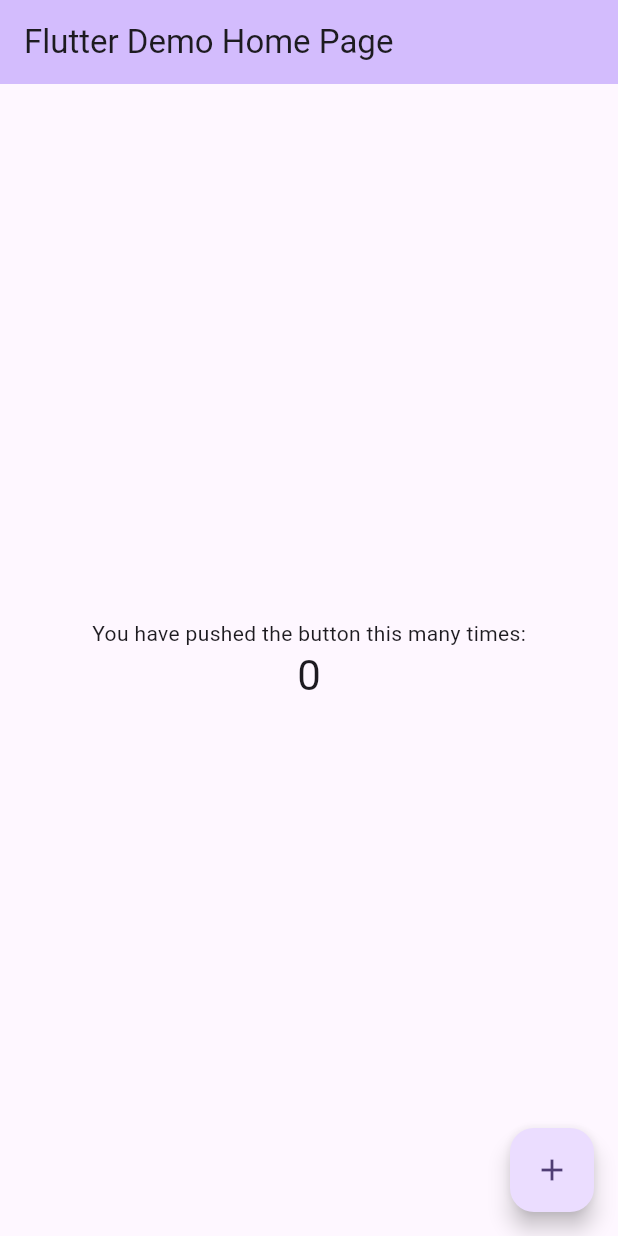
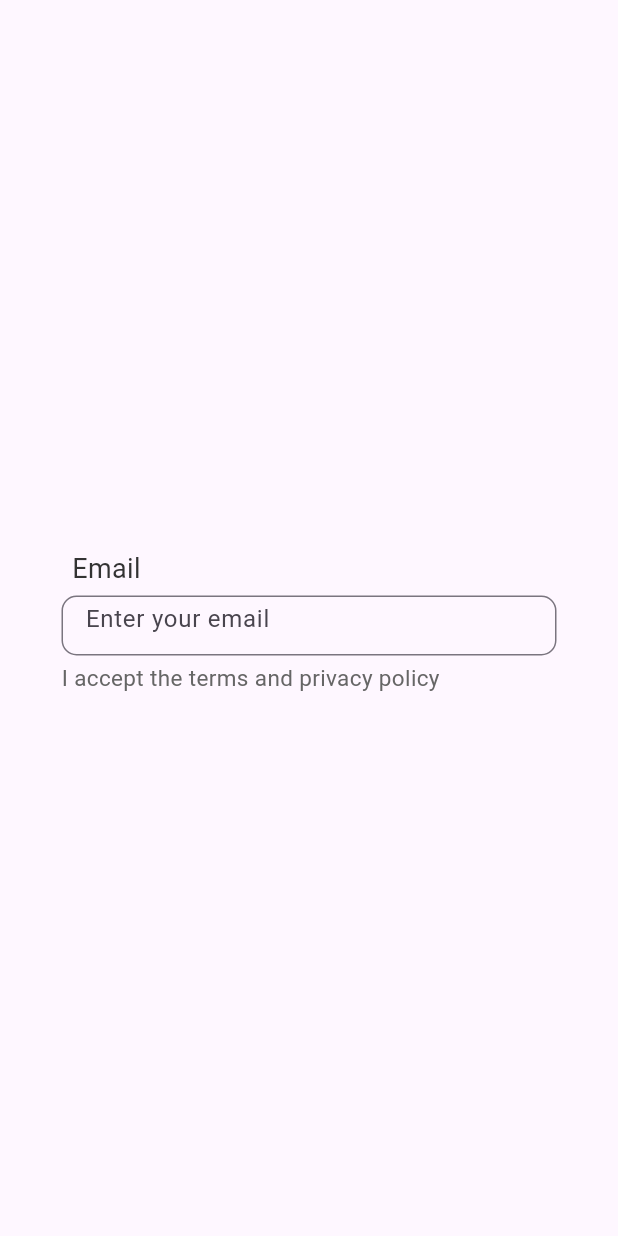
Before and after one commit to Khadidjabahfir/dayAs, a Flutter app: the screen it shows after launch, on a phone screen of 412 x 824 dp. Run offline on Flutter 3.47's test engine with Material 3 defaults, Android fonts, the phone set to English and light mode, and no system bars.

Commit message:
added some initial widgets

```diff
--- a/lib/main.dart
+++ b/lib/main.dart
@@ -1,3 +1,6 @@
+import 'package:dayas/widget/highlighted_subtitle.dart';
+import 'package:dayas/widget/input.dart';
+import 'package:dayas/widget/subtile.dart';
 import 'package:flutter/material.dart';
 
 void main() {
@@ -6,28 +9,11 @@ void main() {
 
 class MyApp extends StatelessWidget {
   const MyApp({super.key});
-
-  // This widget is the root of your application.
   @override
   Widget build(BuildContext context) {
     return MaterialApp(
       title: 'Flutter Demo',
       theme: ThemeData(
-        // This is the theme of your application.
-        //
-        // TRY THIS: Try running your application with "flutter run". You'll see
-        // the application has a purple toolbar. Then, without quitting the app,
-        // try changing the seedColor in the colorScheme below to Colors.green
-        // and then invoke "hot reload" (save your changes or press the "hot
-        // reload" button in a Flutter-supported IDE, or press "r" if you used
-        // the command line to start the app).
-        //
-        // Notice that the counter didn't reset back to zero; the application
-        // state is not lost during the reload. To reset the state, use hot
-        // restart instead.
-        //
-        // This works for code too, not just values: Most code changes can be
-        // tested with just a hot reload.
         colorScheme: ColorScheme.fromSeed(seedColor: Colors.deepPurple),
       ),
       home: const MyHomePage(title: 'Flutter Demo Home Page'),
@@ -37,16 +23,6 @@ class MyApp extends StatelessWidget {
 
 class MyHomePage extends StatefulWidget {
   const MyHomePage({super.key, required this.title});
-
-  // This widget is the home page of your application. It is stateful, meaning
-  // that it has a State object (defined below) that contains fields that affect
-  // how it looks.
-
-  // This class is the configuration for the state. It holds the values (in this
-  // case the title) provided by the parent (in this case the App widget) and
-  // used by the build method of the State. Fields in a Widget subclass are
-  // always marked "final".
-
   final String title;
 
   @override
@@ -54,69 +30,23 @@ class MyHomePage extends StatefulWidget {
 }
 
 class _MyHomePageState extends State<MyHomePage> {
-  int _counter = 0;
-
-  void _incrementCounter() {
-    setState(() {
-      // This call to setState tells the Flutter framework that something has
-      // changed in this State, which causes it to rerun the build method below
-      // so that the display can reflect the updated values. If we changed
-      // _counter without calling setState(), then the build method would not be
-      // called again, and so nothing would appear to happen.
-      _counter++;
-    });
-  }
 
   @override
   Widget build(BuildContext context) {
-    // This method is rerun every time setState is called, for instance as done
-    // by the _incrementCounter method above.
-    //
-    // The Flutter framework has been optimized to make rerunning build methods
-    // fast, so that you can just rebuild anything that needs updating rather
-    // than having to individually change instances of widgets.
+
     return Scaffold(
-      appBar: AppBar(
-        // TRY THIS: Try changing the color here to a specific color (to
-        // Colors.amber, perhaps?) and trigger a hot reload to see the AppBar
-        // change color while the other colors stay the same.
-        backgroundColor: Theme.of(context).colorScheme.inversePrimary,
-        // Here we take the value from the MyHomePage object that was created by
-        // the App.build method, and use it to set our appbar title.
-        title: Text(widget.title),
-      ),
-      body: Center(
-        // Center is a layout widget. It takes a single child and positions it
-        // in the middle of the parent.
-        child: Column(
-          // Column is also a layout widget. It takes a list of children and
-          // arranges them vertically. By default, it sizes itself to fit its
-          // children horizontally, and tries to be as tall as its parent.
-          //
-          // Column has various properties to control how it sizes itself and
-          // how it positions its children. Here we use mainAxisAlignment to
-          // center the children vertically; the main axis here is the vertical
-          // axis because Columns are vertical (the cross axis would be
-          // horizontal).
-          //
-          // TRY THIS: Invoke "debug painting" (choose the "Toggle Debug Paint"
-          // action in the IDE, or press "p" in the console), to see the
-          // wireframe for each widget.
-          mainAxisAlignment: MainAxisAlignment.center,
-          children: <Widget>[
-            const Text('You have pushed the button this many times:'),
-            Text(
-              '$_counter',
-              style: Theme.of(context).textTheme.headlineMedium,
-            ),
-          ],
-        ),
-      ),
-      floatingActionButton: FloatingActionButton(
-        onPressed: _incrementCounter,
-        tooltip: 'Increment',
-        child: const Icon(Icons.add),
-      ), // This trailing comma makes auto-formatting nicer for build methods.
+      body : Center(child:
+      Column(
+        mainAxisAlignment: MainAxisAlignment.center,
+        crossAxisAlignment: CrossAxisAlignment.start,
+        children: [
+          GetInput("Email" , "Enter your email"),
+          Subtitle ("I accept the terms and privacy policy"),
+          // Hightlighted_Subtitle("Log_in" , Page)
+        ],
+      )
+
+      )
     );
   }
 }
--- /dev/null
+++ b/lib/styles/decoration.dart
@@ -0,0 +1,4 @@
+import 'package:flutter/material.dart';
+class DecorationStyle {
+
+}
--- /dev/null
+++ b/lib/widget/input.dart
@@ -0,0 +1,35 @@
+// this is the input field
+import 'package:dayas/styles/colors.dart';
+import 'package:dayas/styles/lineStyles.dart';
+import 'package:flutter/material.dart';
+Widget GetInput (String headerName , String inputField ,
+{TextEditingController? controller, bool obscureText = false}){
+    return Container (
+        width : 330 ,
+        height : 80 ,
+        child : Column (
+            mainAxisAlignment: MainAxisAlignment.center,
+            crossAxisAlignment: CrossAxisAlignment.start,
+            children: [
+                Row (children: [
+                    SizedBox(width : 7 ) ,
+                    Text(headerName , style: LineStyles.context.copyWith(color : AppColors.darkGrey))
+                ],),
+                SizedBox(height : 5),
+                SizedBox(
+                    width: 330,
+                    height : 40 ,
+                    child : TextField(
+                    decoration: InputDecoration(
+                        hintText: inputField ,
+                        border: OutlineInputBorder(
+                            borderRadius: BorderRadius.circular(10),
+                            borderSide: BorderSide(color:AppColors.darkGrey , width: 1)
+                        )
+                    ),
+                )
+                )
+            ],
+        )
+    );
+}
--- /dev/null
+++ b/lib/widget/subtile.dart
@@ -0,0 +1,8 @@
+import 'package:dayas/styles/lineStyles.dart';
+import 'package:flutter/material.dart';
+Widget Subtitle (String line ) {
+  return Text (
+    line ,
+    style : LineStyles.act_subtitle
+  );
+}
```
Also changed, not shown: lib/styles/colors.dart (added, +9 -0 lines), lib/styles/lineStyles.dart (added, +29 -0 lines), lib/widget/highlighted_subtitle.dart (added, +19 -0 lines).
